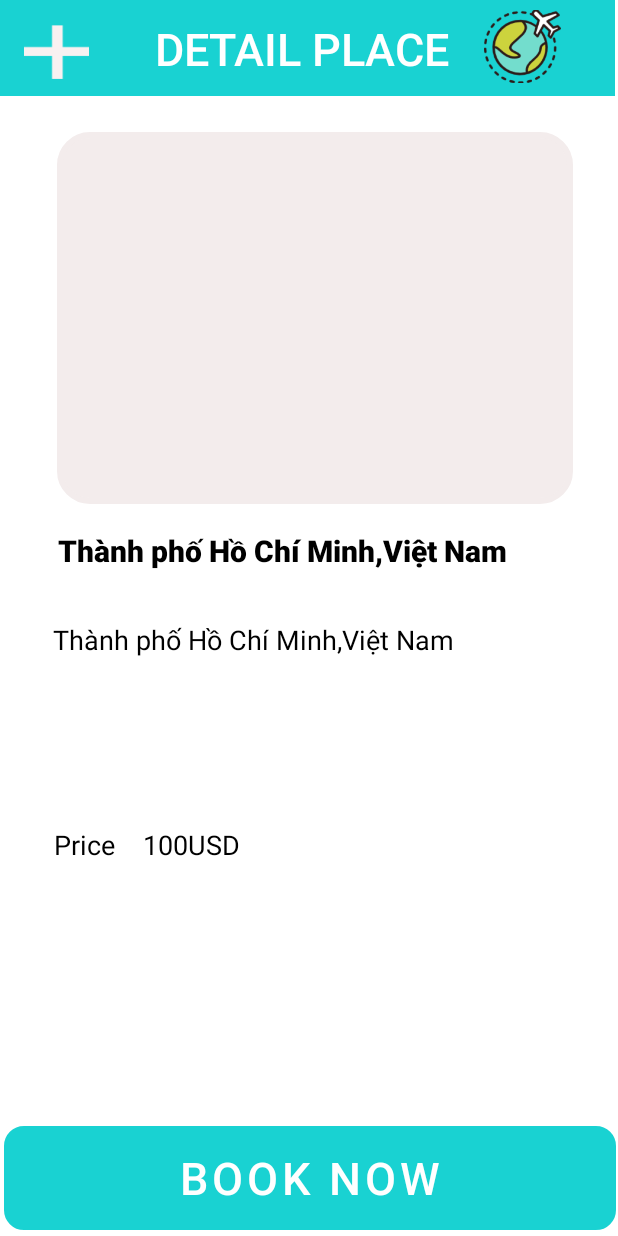
After one commit to phuongdenpro/Nhom21-AppTourDuLich, an Android app: the DetailActivity screen opened directly, with no data from a screen before it, on a phone screen of 412 x 824 dp. The commit adds this screen. Run offline under Robolectric (Android 15) with nearby library versions, the phone set to English and light mode, and no system bars; our stand-ins replace Picasso; 4 statements that could not run were skipped.

Commit message:
done chuc nang home + screen detail

```diff
--- a/app/src/main/java/com/example/travel/AddPlaceActivity.java
+++ b/app/src/main/java/com/example/travel/AddPlaceActivity.java
@@ -12,18 +12,15 @@ import android.widget.EditText;
 import android.widget.ImageView;
 import android.os.Handler;
 import android.widget.ProgressBar;
-import android.widget.TextView;
 import android.widget.Toast;
 
 import androidx.annotation.NonNull;
 import androidx.annotation.Nullable;
 import androidx.appcompat.app.AppCompatActivity;
 
-import com.google.android.gms.tasks.OnCompleteListener;
 import com.google.android.gms.tasks.OnFailureListener;
 import com.google.android.gms.tasks.OnSuccessListener;
 
-import com.google.android.gms.tasks.Task;
 import com.google.firebase.auth.FirebaseAuth;
 import com.google.firebase.database.DatabaseReference;
 import com.google.firebase.database.FirebaseDatabase;
@@ -138,7 +135,7 @@ public class AddPlaceActivity extends AppCompatActivity {
                                     edPrice.setText("");
                                     imageView.setImageResource(R.drawable.botron_image);
                                     Toast.makeText(AddPlaceActivity.this, "Upload successful", Toast.LENGTH_LONG).show();
-                                    startActivity(new Intent(AddPlaceActivity.this,Home.class));
+                                    startActivity(new Intent(AddPlaceActivity.this, HomeActivity.class));
                                 }else{
                                 Toast.makeText(AddPlaceActivity.this, "Failure! please check internet connection!", Toast.LENGTH_SHORT).show();
                             }
--- /dev/null
+++ b/app/src/main/java/com/example/travel/DetailActivity.java
@@ -0,0 +1,51 @@
+package com.example.travel;
+
+import androidx.appcompat.app.AppCompatActivity;
+
+import android.content.Intent;
+import android.os.Bundle;
+import android.view.View;
+import android.widget.Button;
+import android.widget.ImageView;
+import android.widget.TextView;
+import android.widget.Toast;
+
+import com.squareup.picasso.Picasso;
+
+public class DetailActivity extends AppCompatActivity {
+    private TextView tvName, tvDes,tvPrice;
+    private ImageView imgImageView;
+    private Button btnBook;
+    @Override
+    protected void onCreate(Bundle savedInstanceState) {
+        super.onCreate(savedInstanceState);
+        setContentView(R.layout.activity_detail);
+        Intent intent = getIntent();
+        Bundle data =intent.getExtras();
+        Tour tour = null;
+        if(data!=null){
+            tour = (Tour) data.getSerializable("tour");
+        }else{
+            Toast.makeText(DetailActivity.this, "loi", Toast.LENGTH_SHORT).show();
+        }
+
+        tvName =findViewById(R.id.located_detail);
+        tvDes = findViewById(R.id.descriptivePlace_detail);
+        tvPrice = findViewById(R.id.price_detail);
+        imgImageView = findViewById(R.id.image_detail);
+
+        tvName.setText(tour.getNamePlace()+", "+tour.getLocate());
+        tvDes.setText(tour.getDescriptive());
+        tvPrice.setText(String.valueOf(tour.getPrice()));
+        Picasso.get().load(tour.getImageURL()).placeholder(R.mipmap.ic_launcher).fit().centerCrop().into(imgImageView);
+
+        btnBook = findViewById(R.id.btn_Booknow);
+        btnBook.setOnClickListener(new View.OnClickListener() {
+            @Override
+            public void onClick(View view) {
+                Toast.makeText(DetailActivity.this,"Book successfully!!! ",Toast.LENGTH_SHORT).show();
+                startActivity(new Intent(DetailActivity.this, HomeActivity.class));
+            }
+        });
+    }
+}
--- a/app/src/main/java/com/example/travel/Tour.java
+++ b/app/src/main/java/com/example/travel/Tour.java
@@ -1,6 +1,8 @@
 package com.example.travel;
 
-public class Tour {
+import java.io.Serializable;
+
+public class Tour implements Serializable {
     private String namePlace;
     private String Descriptive;
     private String Locate;
--- a/app/src/main/res/layout/activity_detail.xml
+++ b/app/src/main/res/layout/activity_detail.xml
@@ -4,7 +4,7 @@
     xmlns:tools="http://schemas.android.com/tools"
     android:layout_width="match_parent"
     android:layout_height="match_parent"
-    tools:context=".Detail">
+    tools:context=".DetailActivity">
 
     <View
         android:id="@+id/view7"
--- a/app/src/main/res/layout/activity_forgot_password.xml
+++ b/app/src/main/res/layout/activity_forgot_password.xml
@@ -4,7 +4,7 @@
     xmlns:tools="http://schemas.android.com/tools"
     android:layout_width="match_parent"
     android:layout_height="match_parent"
-    tools:context=".ForgotPassword">
+    tools:context=".ForgotPasswordActivity">
 
     <View
         android:id="@+id/view5"
--- a/app/src/main/res/layout/activity_home.xml
+++ b/app/src/main/res/layout/activity_home.xml
@@ -5,7 +5,7 @@
     android:layout_width="match_parent"
     android:layout_height="match_parent"
     android:orientation="vertical"
-    tools:context=".Home">
+    tools:context=".HomeActivity">
     <androidx.constraintlayout.widget.ConstraintLayout
         android:id="@+id/constrainLayout"
         android:layout_width="match_parent"
--- a/app/src/main/res/layout/activity_register_user.xml
+++ b/app/src/main/res/layout/activity_register_user.xml
@@ -4,7 +4,7 @@
     xmlns:tools="http://schemas.android.com/tools"
     android:layout_width="match_parent"
     android:layout_height="match_parent"
-    tools:context=".RegisterUser">
+    tools:context=".RegisterUserActivity">
 
     <View
         android:id="@+id/view3"
--- a/app/src/main/res/layout/tour_item.xml
+++ b/app/src/main/res/layout/tour_item.xml
@@ -10,7 +10,8 @@
     app:cardBackgroundColor="#FAF6F6"
     app:cardCornerRadius="20dp">
 
-    <androidx.constraintlayout.widget.ConstraintLayout xmlns:android="http://schemas.android.com/apk/res/android"
+    <androidx.constraintlayout.widget.ConstraintLayout
+        android:id="@+id/constrai"
         android:layout_width="match_parent"
         android:layout_height="300dp"
         android:layout_marginLeft="5dp"
```
Also changed, not shown: app/src/main/AndroidManifest.xml (+5 -5 lines), app/src/main/java/com/example/travel/Detail.java (deleted, +0 -14 lines), app/src/main/java/com/example/travel/ForgotPasswordActivity.java (renamed from app/src/main/java/com/example/travel/ForgotPassword.java, +4 -4 lines), app/src/main/java/com/example/travel/HomeActivity.java (renamed from app/src/main/java/com/example/travel/Home.java, +26 -8 lines), app/src/main/java/com/example/travel/MainActivity.java (+3 -7 lines), app/src/main/java/com/example/travel/RegisterUserActivity.java (renamed from app/src/main/java/com/example/travel/RegisterUser.java, +6 -6 lines), app/src/main/java/com/example/travel/TourAdapter.java (+17 -17 lines).
